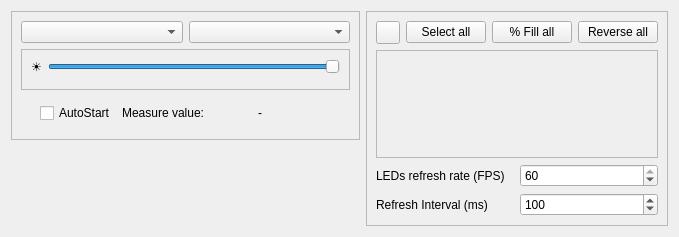
arthur469/HardwareSyncAI, file MeasureEntry.ui: the form before one commit.
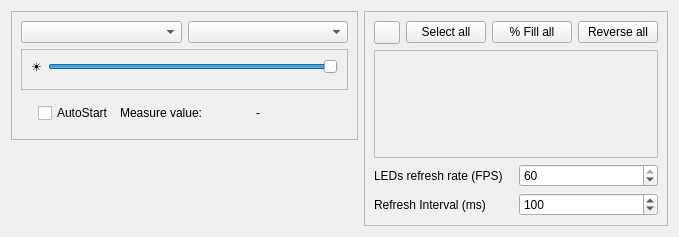
The form after the commit. Custom widgets are drawn as their Qt base class.

Commit message: Fixed button size

Diff of the .ui file:
```diff
--- a/MeasureEntry.ui
+++ b/MeasureEntry.ui
@@ -385,6 +385,18 @@
       </item>
       <item row="1" column="0">
        <widget class="QToolButton" name="toggle_brightness">
+        <property name="minimumSize">
+         <size>
+          <width>26</width>
+          <height>0</height>
+         </size>
+        </property>
+        <property name="maximumSize">
+         <size>
+          <width>26</width>
+          <height>16777215</height>
+         </size>
+        </property>
         <property name="toolTip">
          <string>Toggle brightness slider</string>
         </property>
```
Left out of the diff: 2 changed lines with no effect on the pictures. The commit also changes 2 other files.
